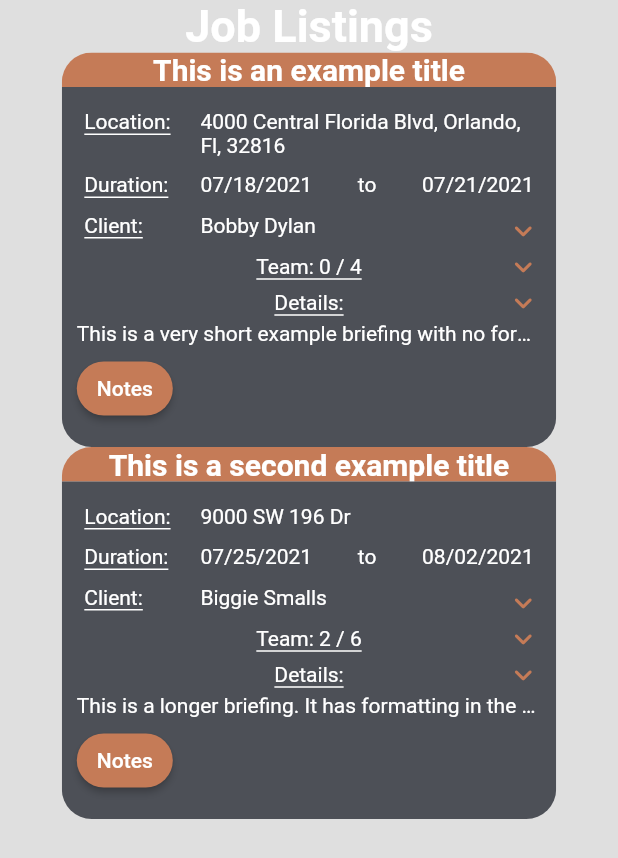
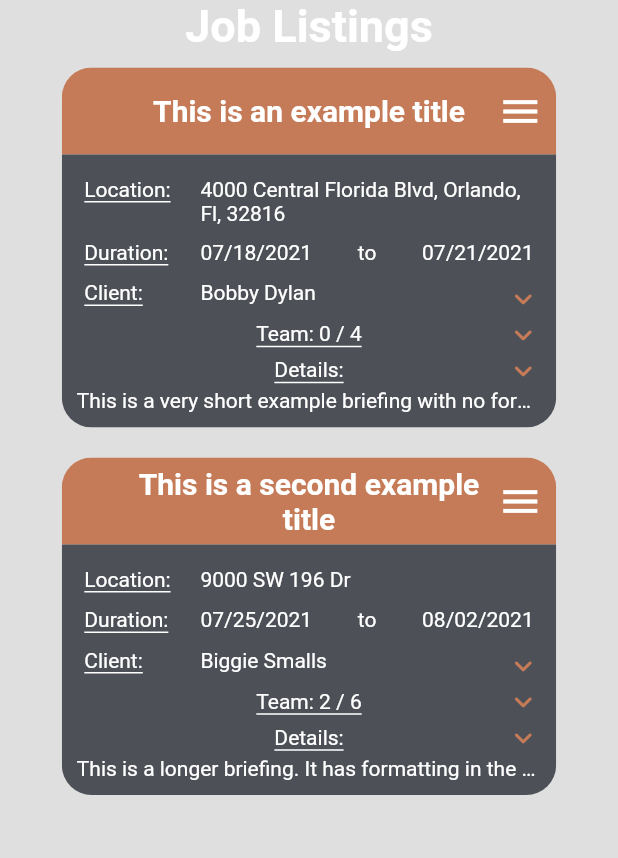
Before and after one commit to cgprats/COP4331-SchedulingManager, a Flutter app: the screen it shows after launch, on a phone screen of 412 x 824 dp. Shown: the top 858 px of the screen. Run offline on Flutter 3.47's test engine with Material 2 defaults, Android fonts, the phone set to English and light mode, and no system bars; accounts and stored records are empty.

Commit message:
Update Job Card

```diff
--- a/mobile/lib/components/job_card.dart
+++ b/mobile/lib/components/job_card.dart
@@ -1,8 +1,8 @@
+import 'package:flutter/cupertino.dart';
 import 'package:flutter/material.dart';
 
 import 'package:mobile/utils/custom_colors.dart';
 import 'package:mobile/utils/global_data.dart';
-import 'package:mobile/components/rounded_button.dart';
 
 class JobCard extends StatefulWidget {
   final String title, address, details;
@@ -32,10 +32,11 @@ class JobCard extends StatefulWidget {
 class _JobCardState extends State<JobCard> {
   @override
   Widget build(BuildContext context) {
-    return ClipRRect(
+    return Container(
+      width: widget.width,
+      margin: EdgeInsets.all(10),
+      child: ClipRRect(
         borderRadius: BorderRadius.circular(20),
-      child: Container(
-        width: widget.width,
         child: Column(
           children: <Widget>[
             _JobCardTitle(
@@ -71,12 +72,16 @@ class _JobCardTitle extends StatefulWidget {
 class _JobCardTitleState extends State<_JobCardTitle> {
   @override
   Widget build(BuildContext context) {
-    return FractionallySizedBox(
-      widthFactor: 1.0,
-      child: Container(
+    return Container(
+      padding: EdgeInsets.symmetric(vertical: 5),
       decoration: BoxDecoration(
         color: CustomColors.orange,
       ),
+      child: Stack(
+        alignment: Alignment.center,
+        children: <Widget>[
+          Padding(
+            padding: EdgeInsets.symmetric(horizontal: 40),
             child: Text(
               widget.title,
               textAlign: TextAlign.center,
@@ -86,6 +91,12 @@ class _JobCardTitleState extends State<_JobCardTitle> {
                 fontWeight: FontWeight.bold,
               ),
             ),
+          ),
+          Align(
+            alignment: Alignment.centerRight,
+            child: _JobCardButtons(),
+          ),
+        ],
       ),
     );
   }
@@ -116,8 +127,8 @@ class _JobCardBodyState extends State<_JobCardBody> {
   bool _expandClient = false;
   bool _expandTeam = false;
   bool _expandDetails = false;
-  int _upArrow = 63534;
-  int _downArrow = 63531;
+  IconData _upArrow = Icons.keyboard_arrow_up_rounded;
+  IconData _downArrow = Icons.keyboard_arrow_down_rounded;
 
   @override
   Widget build(BuildContext context) {
@@ -379,12 +390,7 @@ class _JobCardBodyState extends State<_JobCardBody> {
                             child: Align(
                               alignment: Alignment.centerRight,
                               child: Icon(
-                                IconData(
-                                  this._expandClient
-                                      ? this._upArrow
-                                      : this._downArrow,
-                                  fontFamily: 'MaterialIcons',
-                                ),
+                                this._expandClient ? this._upArrow : this._downArrow,
                                 color: CustomColors.orange,
                               ),
                             ),
@@ -431,10 +437,7 @@ class _JobCardBodyState extends State<_JobCardBody> {
                   child: Align(
                     alignment: Alignment.centerRight,
                     child: Icon(
-                      IconData(
                       this._expandTeam ? this._upArrow : this._downArrow,
-                        fontFamily: 'MaterialIcons',
-                      ),
                       color: CustomColors.orange,
                     ),
                   ),
@@ -517,10 +520,7 @@ class _JobCardBodyState extends State<_JobCardBody> {
                   child: Align(
                     alignment: Alignment.centerRight,
                     child: Icon(
-                      IconData(
                       this._expandDetails ? this._upArrow : this._downArrow,
-                        fontFamily: 'MaterialIcons',
-                      ),
                       color: CustomColors.orange,
                     ),
                   ),
@@ -543,7 +543,6 @@ class _JobCardBodyState extends State<_JobCardBody> {
               ),
             ],
           ),
-          _JobCardButtons(),
         ],
       ),
     );
@@ -564,19 +563,58 @@ class _JobCardButtons extends StatefulWidget {
   _JobCardButtonsState createState() => _JobCardButtonsState();
 }
 
+enum menu {
+  notes,
+  timesheet,
+  edit,
+  delete,
+  markCompleted,
+  signOnOff,
+  clockInOut,
+}
+
 class _JobCardButtonsState extends State<_JobCardButtons> {
   @override
   Widget build(BuildContext context) {
-    return Container(
-      child: Row(
-        children: <Widget>[
-          RoundedButton(
-            text: 'Notes',
-            color: CustomColors.orange,
-            onPressed: (){},
+    return PopupMenuButton(
+      icon: Icon(
+        Icons.menu,
+        color: CustomColors.white,
+        size: 30,
       ),
+      itemBuilder: (BuildContext context) => <PopupMenuEntry<menu>>[
+        const PopupMenuItem<menu>(
+          value: menu.notes,
+          child: Text('Notes'),
+        ),
+        const PopupMenuItem<menu>(
+          value: menu.timesheet,
+          child: Text('Timesheet'),
+        ),
+        if (GlobalData.accountType == 1) ...[
+          const PopupMenuItem<menu>(
+            value: menu.notes,
+            child: Text('Edit'),
+          ),
+          const PopupMenuItem<menu>(
+            value: menu.notes,
+            child: Text('Delete'),
+          ),
+          const PopupMenuItem<menu>(
+            value: menu.notes,
+            child: Text('Mark as Completed'),
+          ),
+        ] else ...[
+          const PopupMenuItem<menu>(
+            value: menu.notes,
+            child: Text('Sign On'),
+          ),
+          const PopupMenuItem<menu>(
+            value: menu.notes,
+            child: Text('Clock In'),
+          ),
+        ]
       ],
-      ),
     );
   }
 }
```
Lines whose indentation alone changed are shown as unchanged.
